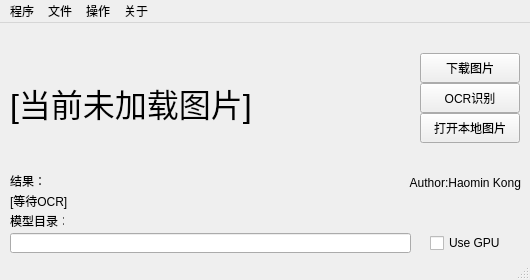
JiangtaoQu/SHMTU_CAS, file Deploy/QT/SHMTU_CAS_OCR_Demo_QT/mainwindow.ui: the form before one commit.
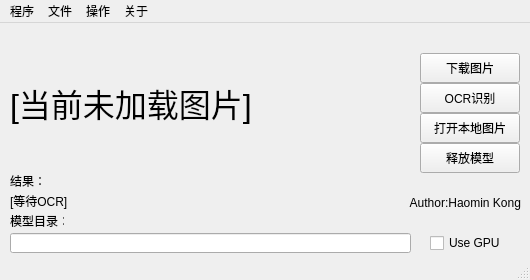
The form after the commit.

Patch:
```diff
--- a/Deploy/QT/SHMTU_CAS_OCR_Demo_QT/mainwindow.ui
+++ b/Deploy/QT/SHMTU_CAS_OCR_Demo_QT/mainwindow.ui
@@ -31,7 +31,7 @@
     <property name="geometry">
      <rect>
       <x>380</x>
-      <y>150</y>
+      <y>170</y>
       <width>141</width>
       <height>20</height>
      </rect>
@@ -170,6 +170,19 @@
      <string>Use GPU</string>
     </property>
    </widget>
+   <widget class="QPushButton" name="pushButton_ReleaseModel">
+    <property name="geometry">
+     <rect>
+      <x>420</x>
+      <y>120</y>
+      <width>100</width>
+      <height>30</height>
+     </rect>
+    </property>
+    <property name="text">
+     <string>释放模型</string>
+    </property>
+   </widget>
   </widget>
   <widget class="QMenuBar" name="menubar">
    <property name="geometry">
```
Left out of the diff: 2 changed lines with no effect on the pictures.
